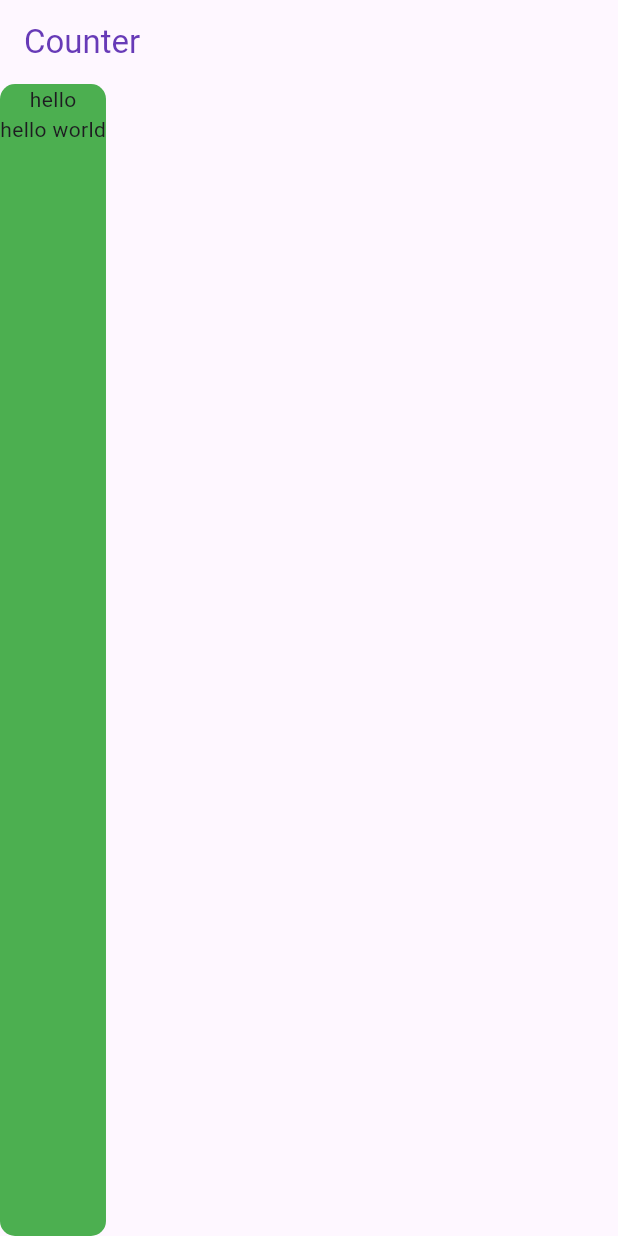
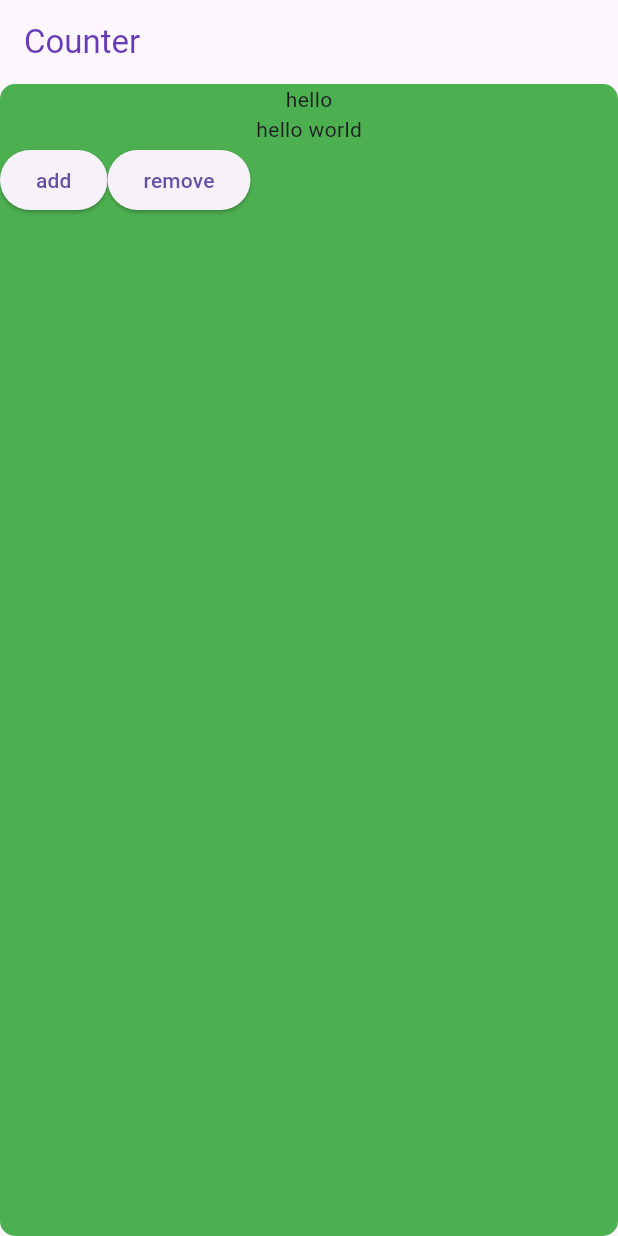
Before and after one commit to Fouad-prog-code/git_playground, a Flutter app: the screen it shows after launch, on a phone screen of 412 x 824 dp. Run offline on Flutter 3.47's test engine with Material 3 defaults, Android fonts, the phone set to English and light mode, and no system bars.

Commit message:
add row in column with children 2 elevatedButton

```diff
--- a/lib/pages/home_page.dart
+++ b/lib/pages/home_page.dart
@@ -17,7 +17,18 @@ class HomePage extends StatelessWidget {
           borderRadius: BorderRadius.circular(10),
           color: Colors.green,
         ),
-        child: Column(children: [Text('hello'), Text('hello world')]),
+        child: Column(
+          children: [
+            Text('hello'),
+            Text('hello world'),
+            Row(
+              children: [
+                ElevatedButton(onPressed: () {}, child: Text('add')),
+                ElevatedButton(onPressed: () {}, child: Text('remove')),
+              ],
+            ),
+          ],
+        ),
       ),
     );
   }
```
